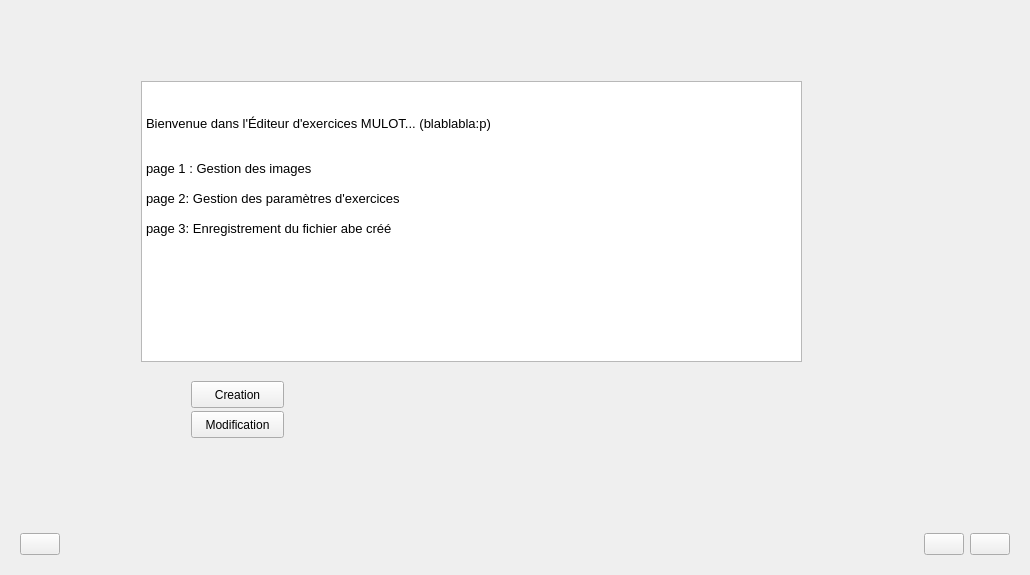
Above: editeur.ui from Txikilinux/leterrier-mulot before the change. Below: the same form after it.
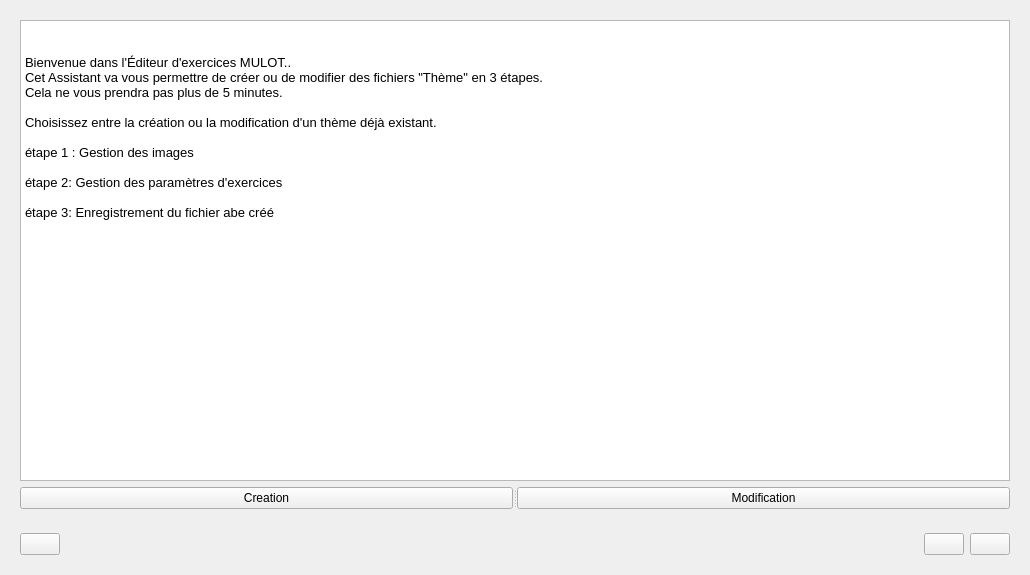
That is the form after the change. The open tabs and pages were chosen to show the change. Icons and pictures are not drawn. Custom widgets are drawn as their Qt base class.

```diff
--- a/editeur.ui
+++ b/editeur.ui
@@ -43,67 +43,57 @@
       <number>1</number>
      </property>
      <widget class="QWidget" name="page">
-      <widget class="QTextEdit" name="textEdit">
-       <property name="geometry">
-        <rect>
-         <x>130</x>
-         <y>70</y>
-         <width>661</width>
-         <height>281</height>
-        </rect>
-       </property>
-       <property name="focusPolicy">
-        <enum>Qt::NoFocus</enum>
-       </property>
-       <property name="html">
-        <string>&lt;!DOCTYPE HTML PUBLIC &quot;-//W3C//DTD HTML 4.0//EN&quot; &quot;http://www.w3.org/TR/REC-html40/strict.dtd&quot;&gt;
+      <layout class="QGridLayout" name="gridLayout_11">
+       <item row="0" column="0">
+        <widget class="QTextEdit" name="textEdit">
+         <property name="focusPolicy">
+          <enum>Qt::NoFocus</enum>
+         </property>
+         <property name="html">
+          <string>&lt;!DOCTYPE HTML PUBLIC &quot;-//W3C//DTD HTML 4.0//EN&quot; &quot;http://www.w3.org/TR/REC-html40/strict.dtd&quot;&gt;
 &lt;html&gt;&lt;head&gt;&lt;meta name=&quot;qrichtext&quot; content=&quot;1&quot; /&gt;&lt;style type=&quot;text/css&quot;&gt;
 p, li { white-space: pre-wrap; }
 &lt;/style&gt;&lt;/head&gt;&lt;body style=&quot; font-family:'Sans'; font-size:10pt; font-weight:400; font-style:normal;&quot;&gt;
 &lt;p style=&quot; margin-top:0px; margin-bottom:0px; margin-left:0px; margin-right:0px; -qt-block-indent:0; text-indent:0px;&quot;&gt;&lt;img src=&quot;:/abuleduboxfilemanagerv1/hibou-48&quot; /&gt;&lt;/p&gt;
 &lt;p style=&quot;-qt-paragraph-type:empty; margin-top:0px; margin-bottom:0px; margin-left:0px; margin-right:0px; -qt-block-indent:0; text-indent:0px;&quot;&gt;&lt;/p&gt;
-&lt;p style=&quot; margin-top:0px; margin-bottom:0px; margin-left:0px; margin-right:0px; -qt-block-indent:0; text-indent:0px;&quot;&gt;Bienvenue dans l'Éditeur d'exercices MULOT... (blablabla:p)&lt;/p&gt;
+&lt;p style=&quot; margin-top:0px; margin-bottom:0px; margin-left:0px; margin-right:0px; -qt-block-indent:0; text-indent:0px;&quot;&gt;Bienvenue dans l'Éditeur d'exercices MULOT..&lt;/p&gt;
+&lt;p style=&quot; margin-top:0px; margin-bottom:0px; margin-left:0px; margin-right:0px; -qt-block-indent:0; text-indent:0px;&quot;&gt;Cet Assistant va vous permettre de créer ou de modifier des fichiers &amp;quot;Thème&amp;quot; en 3 étapes.&lt;/p&gt;
+&lt;p style=&quot; margin-top:0px; margin-bottom:0px; margin-left:0px; margin-right:0px; -qt-block-indent:0; text-indent:0px;&quot;&gt;Cela ne vous prendra pas plus de 5 minutes.&lt;/p&gt;
 &lt;p style=&quot;-qt-paragraph-type:empty; margin-top:0px; margin-bottom:0px; margin-left:0px; margin-right:0px; -qt-block-indent:0; text-indent:0px;&quot;&gt;&lt;/p&gt;
+&lt;p style=&quot; margin-top:0px; margin-bottom:0px; margin-left:0px; margin-right:0px; -qt-block-indent:0; text-indent:0px;&quot;&gt;Choisissez entre la création ou la modification d'un thème déjà existant. &lt;/p&gt;
 &lt;p style=&quot;-qt-paragraph-type:empty; margin-top:0px; margin-bottom:0px; margin-left:0px; margin-right:0px; -qt-block-indent:0; text-indent:0px;&quot;&gt;&lt;/p&gt;
-&lt;p style=&quot; margin-top:0px; margin-bottom:0px; margin-left:0px; margin-right:0px; -qt-block-indent:0; text-indent:0px;&quot;&gt;page 1 : Gestion des images&lt;/p&gt;
+&lt;p style=&quot; margin-top:0px; margin-bottom:0px; margin-left:0px; margin-right:0px; -qt-block-indent:0; text-indent:0px;&quot;&gt;étape 1 : Gestion des images&lt;/p&gt;
 &lt;p style=&quot;-qt-paragraph-type:empty; margin-top:0px; margin-bottom:0px; margin-left:0px; margin-right:0px; -qt-block-indent:0; text-indent:0px;&quot;&gt;&lt;/p&gt;
-&lt;p style=&quot; margin-top:0px; margin-bottom:0px; margin-left:0px; margin-right:0px; -qt-block-indent:0; text-indent:0px;&quot;&gt;page 2: Gestion des paramètres d'exercices&lt;/p&gt;
+&lt;p style=&quot; margin-top:0px; margin-bottom:0px; margin-left:0px; margin-right:0px; -qt-block-indent:0; text-indent:0px;&quot;&gt;étape 2: Gestion des paramètres d'exercices&lt;/p&gt;
 &lt;p style=&quot;-qt-paragraph-type:empty; margin-top:0px; margin-bottom:0px; margin-left:0px; margin-right:0px; -qt-block-indent:0; text-indent:0px;&quot;&gt;&lt;/p&gt;
-&lt;p style=&quot; margin-top:0px; margin-bottom:0px; margin-left:0px; margin-right:0px; -qt-block-indent:0; text-indent:0px;&quot;&gt;page 3: Enregistrement du fichier abe créé&lt;/p&gt;&lt;/body&gt;&lt;/html&gt;</string>
-       </property>
-      </widget>
-      <widget class="QPushButton" name="btnCreationAbe">
-       <property name="geometry">
-        <rect>
-         <x>180</x>
-         <y>370</y>
-         <width>93</width>
-         <height>27</height>
-        </rect>
-       </property>
-       <property name="focusPolicy">
-        <enum>Qt::NoFocus</enum>
-       </property>
-       <property name="text">
-        <string>Creation</string>
-       </property>
-      </widget>
-      <widget class="QPushButton" name="btnModificationAbe">
-       <property name="geometry">
-        <rect>
-         <x>180</x>
-         <y>400</y>
-         <width>93</width>
-         <height>27</height>
-        </rect>
-       </property>
-       <property name="focusPolicy">
-        <enum>Qt::NoFocus</enum>
-       </property>
-       <property name="text">
-        <string>Modification</string>
-       </property>
-      </widget>
+&lt;p style=&quot; margin-top:0px; margin-bottom:0px; margin-left:0px; margin-right:0px; -qt-block-indent:0; text-indent:0px;&quot;&gt;étape 3: Enregistrement du fichier abe créé&lt;/p&gt;&lt;/body&gt;&lt;/html&gt;</string>
+         </property>
+        </widget>
+       </item>
+       <item row="1" column="0">
+        <widget class="QSplitter" name="splitter">
+         <property name="orientation">
+          <enum>Qt::Horizontal</enum>
+         </property>
+         <widget class="QPushButton" name="btnCreationAbe">
+          <property name="focusPolicy">
+           <enum>Qt::NoFocus</enum>
+          </property>
+          <property name="text">
+           <string>Creation</string>
+          </property>
+         </widget>
+         <widget class="QPushButton" name="btnModificationAbe">
+          <property name="focusPolicy">
+           <enum>Qt::NoFocus</enum>
+          </property>
+          <property name="text">
+           <string>Modification</string>
+          </property>
+         </widget>
+        </widget>
+       </item>
+      </layout>
      </widget>
      <widget class="QWidget" name="page_2">
       <layout class="QGridLayout" name="gridLayout_8">
```
Left out of the diff: 193 changed lines with no effect on the pictures.
